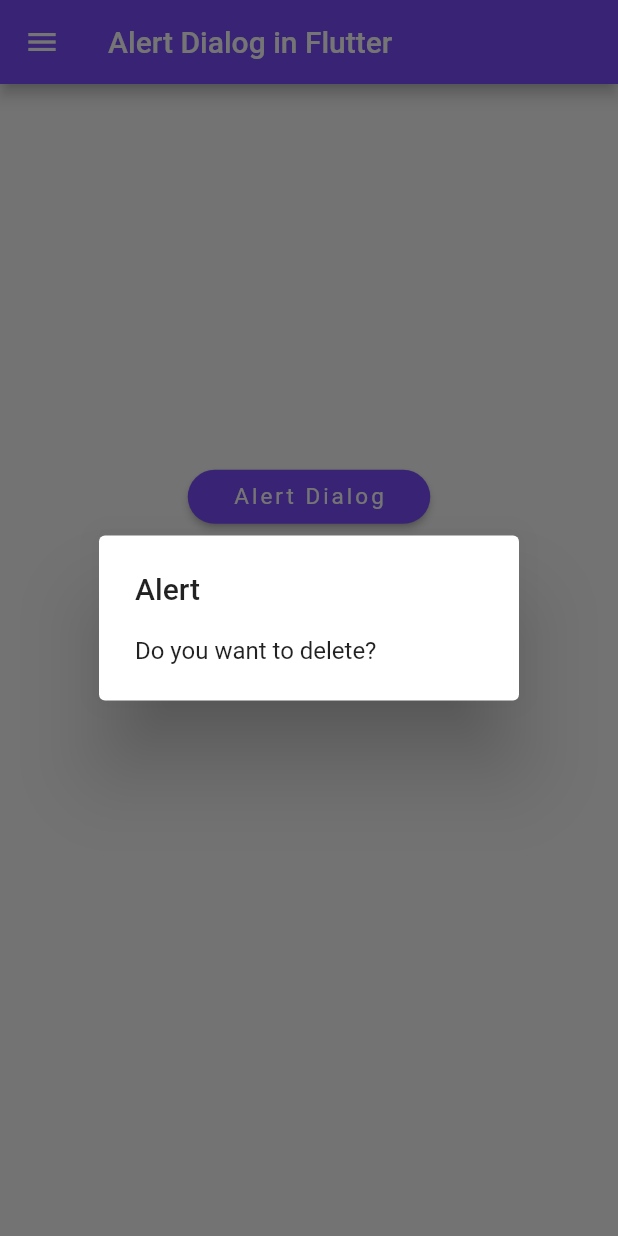
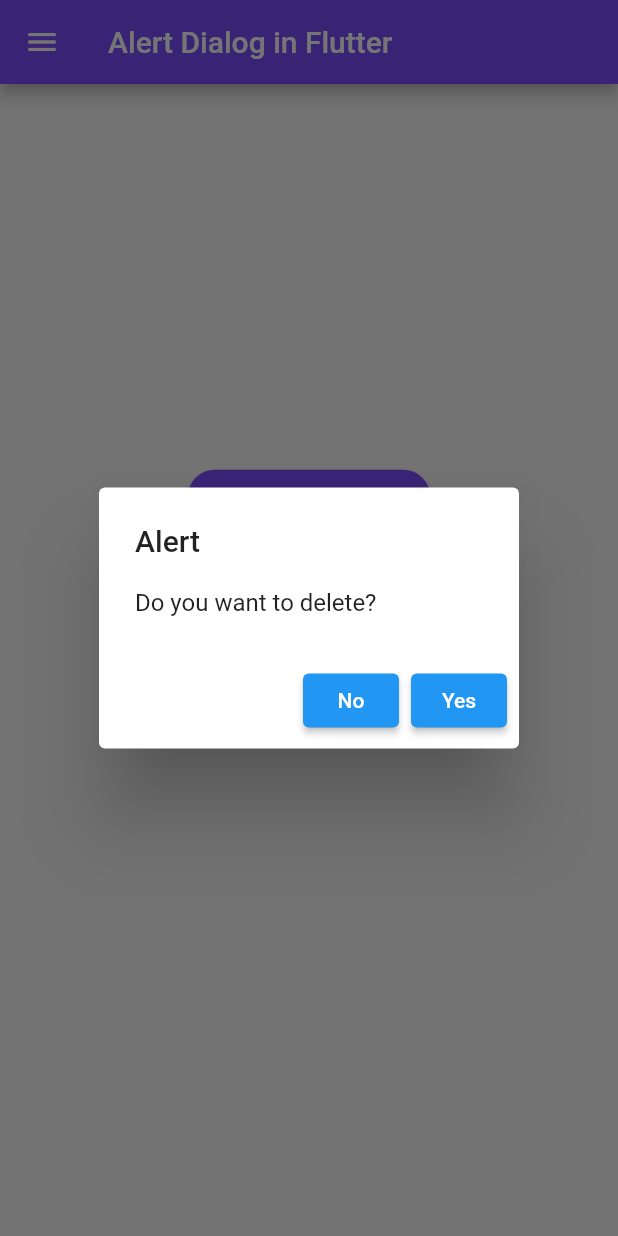
Before and after one commit to Ridoy-paul/flutter-components, a Flutter app: the screen it shows after launch, after a tap on "Alert Dialog", on a phone screen of 412 x 824 dp. Run offline on Flutter 3.47's test engine with Material 2 defaults, Android fonts, the phone set to English and light mode, and no system bars.

Commit message:
alert dialog updated.

```diff
--- a/lib/main.dart
+++ b/lib/main.dart
@@ -27,6 +27,12 @@
               child: AlertDialog(
                 title: Text("Alert"),
                 content: Text("Do you want to delete?"),
+                actions: [
+                  ElevatedButton(onPressed: (){
+                    Navigator.of(context).pop();
+                  }, child: Text("No")),
+                  ElevatedButton(onPressed: (){}, child: Text("Yes")),
+                ],
               ),
           );
         }
```
